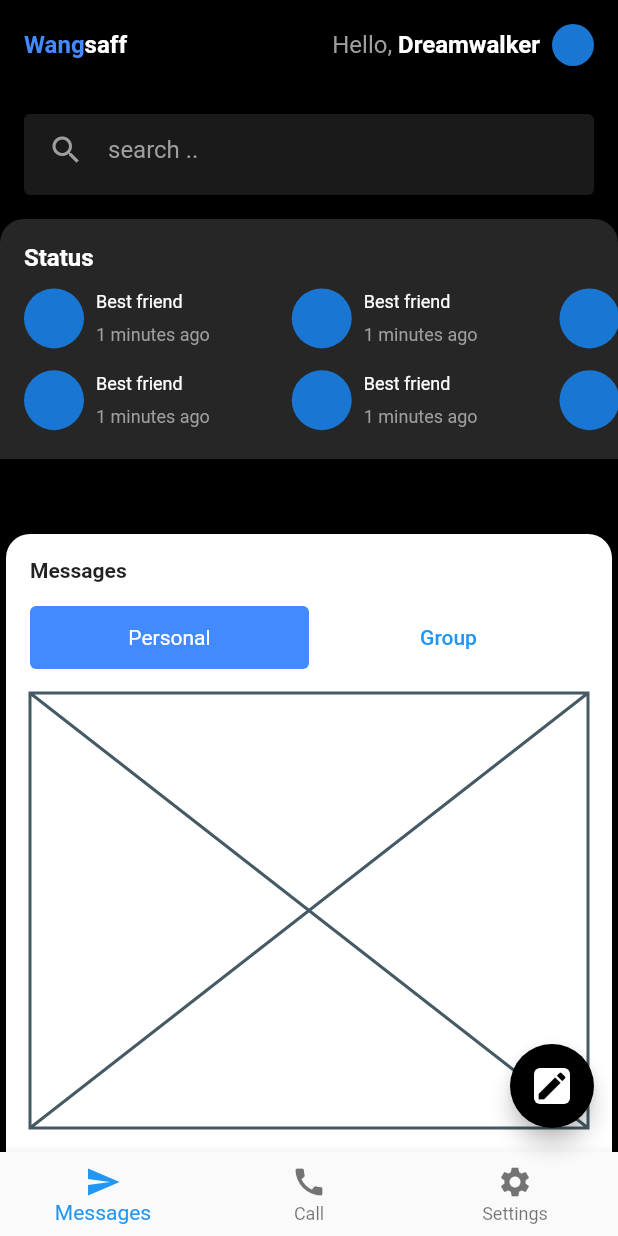
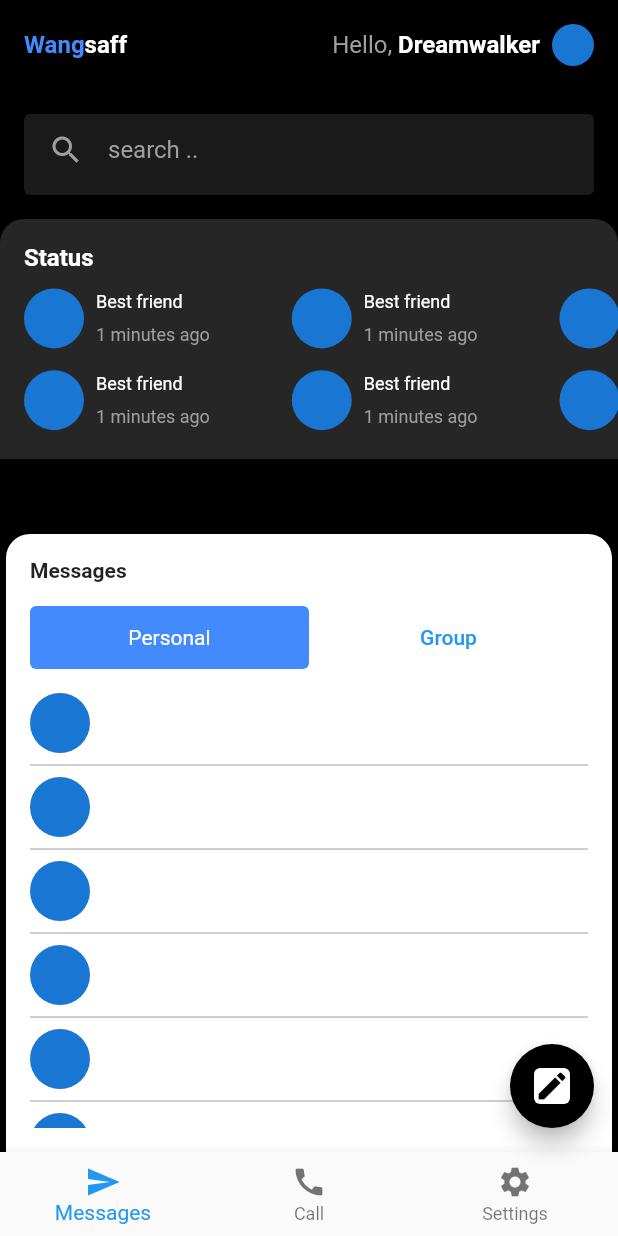
Before and after one commit to JAICHANGPARK/flutter_notebook_19th_story, a Flutter app: the screen it shows after launch, on a phone screen of 412 x 824 dp. Run offline on Flutter 3.47's test engine with Material 2 defaults, Android fonts, the phone set to English and light mode, and no system bars; our stand-ins replace cached_network_image, countup, fl_chart, flutter_riverpod, freezed_annotation, smooth_page_indicator and 1 more.

Commit message:
Update mobile_chat_home_page.dart

```diff
--- a/lib/ep1124_mobile_chat_app/src/ui/mobile_chat_home_page.dart
+++ b/lib/ep1124_mobile_chat_app/src/ui/mobile_chat_home_page.dart
@@ -232,7 +232,19 @@ class _MobileChatHomePageState extends State<MobileChatHomePage> {
                       ),
                     ),
                     Expanded(
-                      child: Placeholder(),
+                      child: ListView.separated(
+                        separatorBuilder: (context, _) => Divider(
+                          color: Colors.grey,
+                        ),
+                        itemBuilder: (context, index) {
+                          return Row(
+                            children: [
+                              CircleAvatar(),
+                            ],
+                          );
+                        },
+                        itemCount: 8,
+                      ),
                     ),
                   ],
                 ),
```
